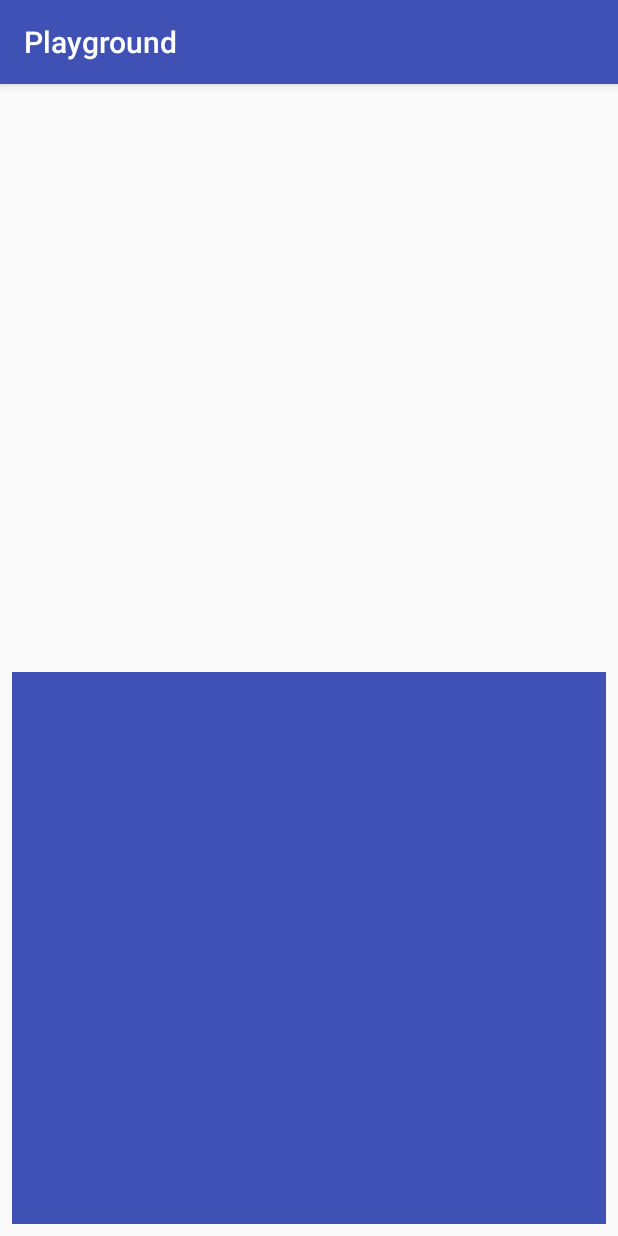
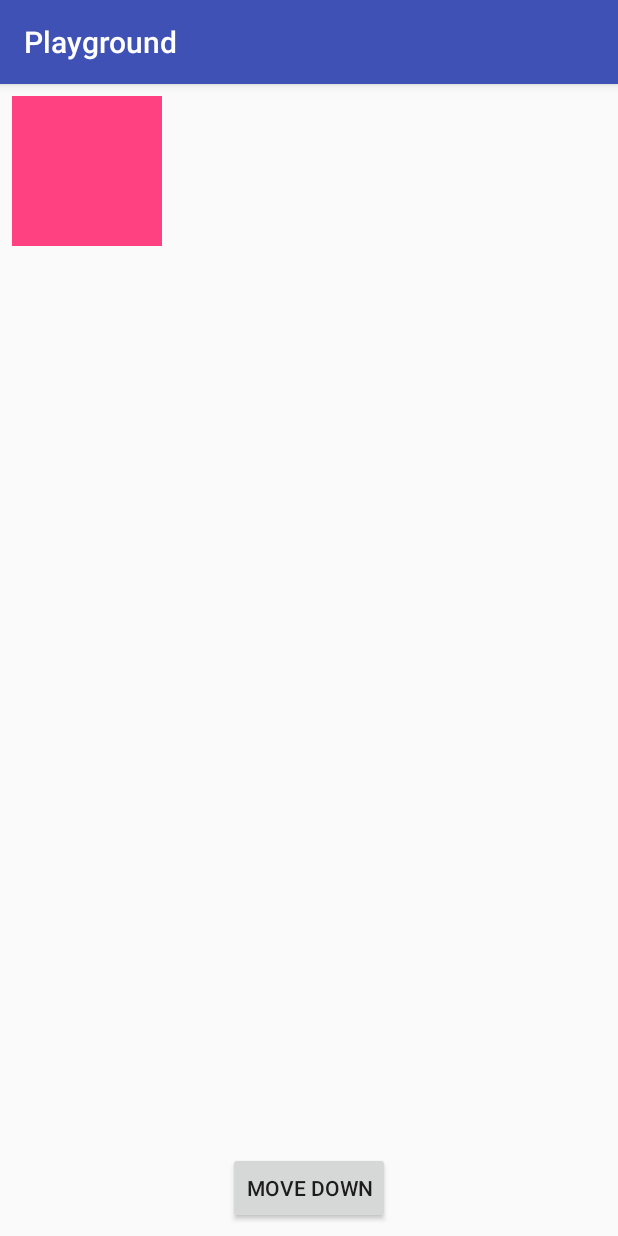
Before and after one commit to perqin/AndroidPlayground, an Android app: the screen it shows after launch (MainActivity), on a phone screen of 412 x 824 dp. Run offline under Robolectric (Android 15) with nearby library versions, the phone set to English and light mode, and no system bars.

Commit message:
Tested changing layout params

```diff
--- a/app/src/main/res/layout/activity_main.xml
+++ b/app/src/main/res/layout/activity_main.xml
@@ -48,25 +48,27 @@
             <!--android:layout_height="wrap_content"-->
             <!--android:hint="hint" />-->
     <!--</android.support.design.widget.TextInputLayout>-->
+    <View
+        android:id="@+id/box"
+        android:layout_width="100dp"
+        android:layout_height="100dp"
+        app:layout_constraintTop_toTopOf="parent"
+        android:layout_marginTop="8dp"
+        android:layout_marginLeft="8dp"
+        app:layout_constraintLeft_toLeftOf="parent"
+        android:background="@color/colorAccent"/>
 
-    <com.perqin.playground.FlingView
-        android:layout_width="0dp"
-        android:layout_height="0dp"
-        android:layout_marginBottom="8dp"
-        android:layout_marginLeft="8dp"
-        android:layout_marginRight="8dp"
-        android:layout_marginTop="8dp"
-        android:background="@color/colorPrimary"
-        app:layout_constraintLeft_toLeftOf="parent"
-        app:layout_constraintRight_toRightOf="parent"
-        app:layout_constraintBottom_toBottomOf="parent"
-        app:layout_constraintTop_toTopOf="@+id/guideline3"/>
-
-    <android.support.constraint.Guideline
+    <Button
+        android:id="@+id/button"
         android:layout_width="wrap_content"
         android:layout_height="wrap_content"
-        android:id="@+id/guideline3"
-        app:layout_constraintGuide_percent="0.5"
-        android:orientation="horizontal" />
+        android:text="Move down"
+        android:layout_marginRight="8dp"
+        app:layout_constraintRight_toRightOf="parent"
+        android:layout_marginLeft="8dp"
+        app:layout_constraintLeft_toLeftOf="parent"
+        app:layout_constraintBottom_toBottomOf="parent"
+        android:layout_marginBottom="8dp"
+        android:onClick="mainClick"/>
 
 </android.support.constraint.ConstraintLayout>
```
Also changed, not shown: app/src/main/java/com/perqin/playground/MainActivity.java (+47 -43 lines).
